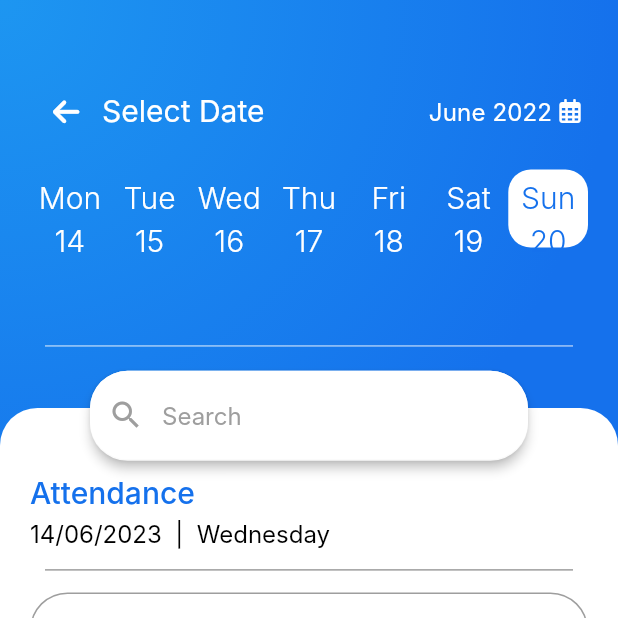
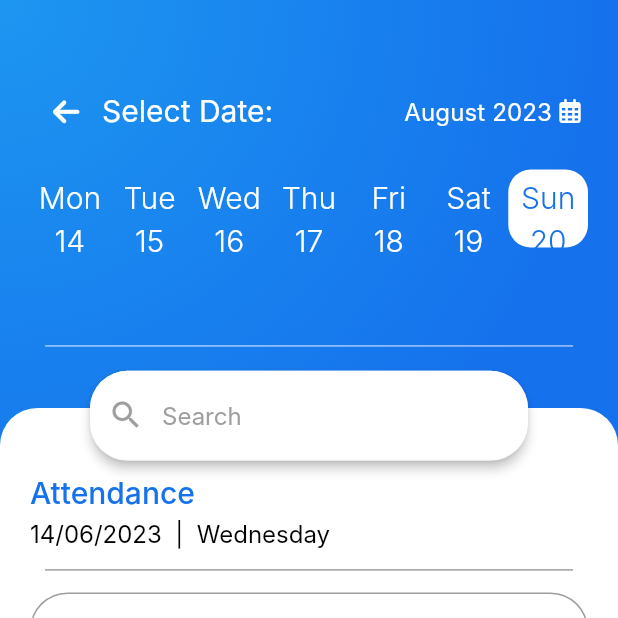
Before and after one commit to MohadesehHakimi/school_management, a Flutter app: the TeacherMainPage screen opened directly with empty values, after a tap on an icon or button, on a phone screen of 412 x 824 dp, the top half of it. Run offline on Flutter 3.47's test engine with Material 2 defaults, Android fonts, the phone set to English and light mode, and no system bars; drawn by our look-alikes of table_calendar; our stand-ins replace firebase_auth, firebase_core, font_awesome_flutter, syncfusion_flutter_charts; accounts and stored records are empty; generated files the repository leaves out were written again; Roboto replaces fonts that are missing (Inter).

Commit message:
feat: edit date format for calendar appbar

```diff
--- a/lib/widgets/calendar_appbar.dart
+++ b/lib/widgets/calendar_appbar.dart
@@ -1,5 +1,6 @@
 import 'package:flutter/material.dart';
 import 'package:font_awesome_flutter/font_awesome_flutter.dart';
+import 'package:intl/intl.dart';
 
 import 'package:school_management/widgets/custom_appbar_calendar.dart';
 
@@ -53,7 +54,7 @@ class _CalendarAppBarState extends State<CalendarAppBar> {
                     ),
                   ),
                   Text(
-                    'Select Date',
+                    'Select Date:',
                     style: Theme.of(context).textTheme.titleMedium,
                   ),
                 ],
@@ -61,7 +62,7 @@ class _CalendarAppBarState extends State<CalendarAppBar> {
               Row(
                 children: [
                   Text(
-                    'June 2022',
+                    DateFormat.yMMMM().format(DateTime.now()),
                     style: Theme.of(context).textTheme.titleSmall?.copyWith(
                         fontWeight: FontWeight.w400
                     ),
--- a/lib/widgets/display_info_appbar.dart
+++ b/lib/widgets/display_info_appbar.dart
@@ -1,6 +1,7 @@
 import 'package:flutter/material.dart';
 import 'package:firebase_auth/firebase_auth.dart';
 import 'package:font_awesome_flutter/font_awesome_flutter.dart';
+import 'package:intl/intl.dart';
 
 import '../widgets/custom_appbar_calendar.dart';
 
@@ -89,13 +90,13 @@ class _DisplayInfoAppBarState extends State<DisplayInfoAppBar> {
             mainAxisAlignment: MainAxisAlignment.spaceBetween,
             children: [
               Text(
-                'Select Date',
+                'Select Date:',
                 style: Theme.of(context).textTheme.titleMedium,
               ),
               Row(
                 children: [
                   Text(
-                    'June 2022',
+                    DateFormat.yMMMM().format(DateTime.now()),
                     style: Theme.of(context).textTheme.titleSmall?.copyWith(
                         fontWeight: FontWeight.w400
                     ),
--- a/lib/widgets/home_page_options.dart
+++ b/lib/widgets/home_page_options.dart
@@ -15,9 +15,11 @@ Column buildOptionsTable(BuildContext context) {
             'Attendance',
             Colors.green,
             () {
-              Navigator.pushReplacement(context, MaterialPageRoute(builder: (BuildContext context) {
-                return const AttendanceTeacherPage();
-              }));
+              Navigator.of(context).push(
+                MaterialPageRoute(
+                  builder: (context) => const AttendanceTeacherPage(),
+                ),
+              );
             },
           ),
           _buildIconAndLabelColumn(
```
